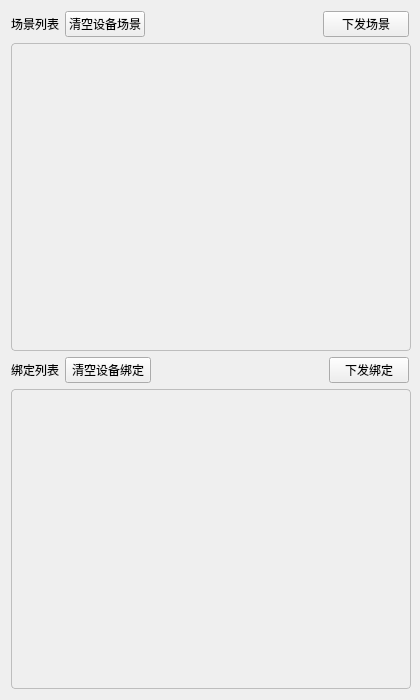
Before: the Qt Designer form ConfigTool/app/app_all_list.ui in kepler-444b/AODSN_Config, drawn with Qt 5.
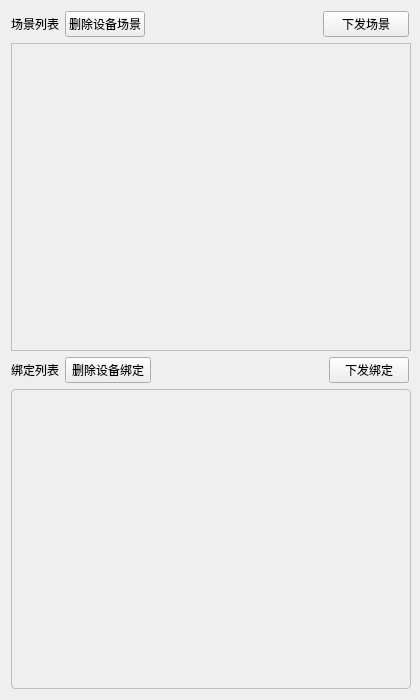
After: the same form once the commit is applied.

Commit message: 场景列表和绑定列表采用顺序排列，新增了定时任务

```diff
--- a/ConfigTool/app/app_all_list.ui
+++ b/ConfigTool/app/app_all_list.ui
@@ -44,8 +44,8 @@
      <property name="styleSheet">
       <string notr="true">QScrollArea {
     border: 1px solid #bdbdbd;
-    border-radius: 4px;
-    padding: 1px;
+    border-radius: 4pt;
+    padding: 1pt;
 } </string>
      </property>
      <property name="widgetResizable">
@@ -56,8 +56,8 @@
        <rect>
         <x>0</x>
         <y>0</y>
-        <width>398</width>
-        <height>320</height>
+        <width>400</width>
+        <height>322</height>
        </rect>
       </property>
       <property name="styleSheet">
@@ -155,14 +155,14 @@
    <item row="0" column="1">
     <widget class="QPushButton" name="clear_scene">
      <property name="text">
-      <string>清空设备场景</string>
+      <string>删除设备场景</string>
      </property>
     </widget>
    </item>
    <item row="2" column="1" colspan="2">
     <widget class="QPushButton" name="clear_bind">
      <property name="text">
-      <string>清空设备绑定</string>
+      <string>删除设备绑定</string>
      </property>
     </widget>
    </item>
```
Left out of the diff: 4 changed lines with no effect on the pictures. The commit also changes 32 other files.
